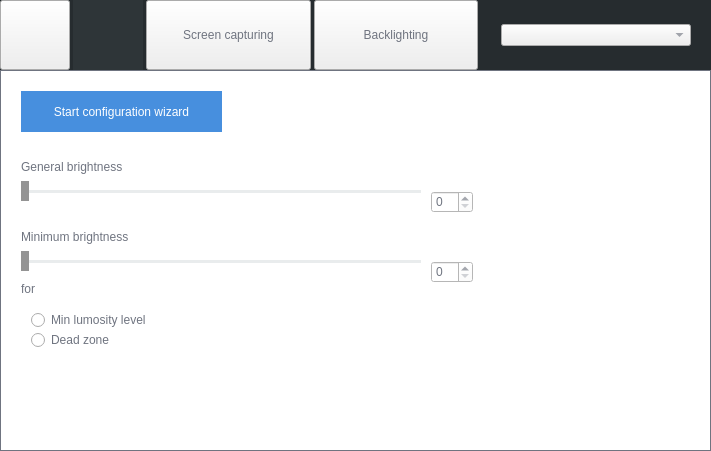
First picture: the form in Software/src/settingswindownew.ui, repository seergey/LPD, before the edit.
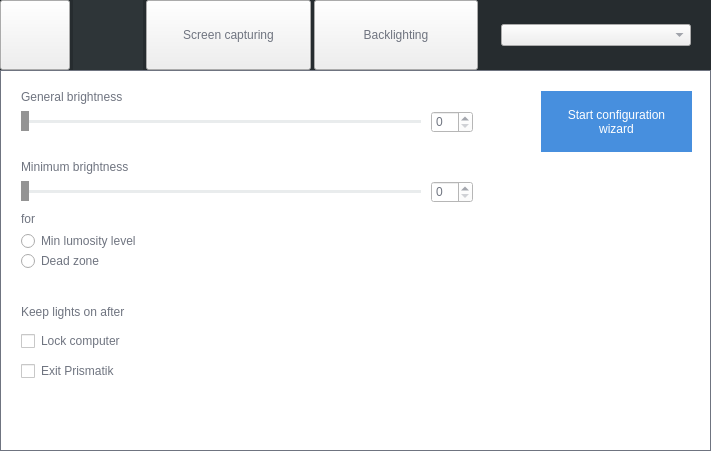
Second picture: the form after the edit. Icons and pictures are not drawn. Custom widgets are drawn as their Qt base class.

Commit message: fixed keep lights on after exit/lock

Diff of the .ui file:
```diff
--- a/Software/src/settingswindownew.ui
+++ b/Software/src/settingswindownew.ui
@@ -317,7 +317,7 @@
          <property name="geometry">
           <rect>
            <x>10</x>
-           <y>76</y>
+           <y>6</y>
            <width>141</width>
            <height>20</height>
           </rect>
@@ -330,7 +330,7 @@
          <property name="geometry">
           <rect>
            <x>10</x>
-           <y>145</y>
+           <y>75</y>
            <width>151</width>
            <height>21</height>
           </rect>
@@ -343,7 +343,7 @@
          <property name="geometry">
           <rect>
            <x>10</x>
-           <y>100</y>
+           <y>30</y>
            <width>400</width>
            <height>20</height>
           </rect>
@@ -356,7 +356,7 @@
          <property name="geometry">
           <rect>
            <x>10</x>
-           <y>170</y>
+           <y>100</y>
            <width>400</width>
            <height>20</height>
           </rect>
@@ -369,7 +369,7 @@
          <property name="geometry">
           <rect>
            <x>420</x>
-           <y>110</y>
+           <y>30</y>
            <width>42</width>
            <height>22</height>
           </rect>
@@ -379,7 +379,7 @@
          <property name="geometry">
           <rect>
            <x>420</x>
-           <y>180</y>
+           <y>100</y>
            <width>42</width>
            <height>22</height>
           </rect>
@@ -389,7 +389,7 @@
          <property name="geometry">
           <rect>
            <x>10</x>
-           <y>200</y>
+           <y>130</y>
            <width>55</width>
            <height>16</height>
           </rect>
@@ -401,8 +401,8 @@
         <widget class="QGroupBox" name="groupBox">
          <property name="geometry">
           <rect>
-           <x>10</x>
-           <y>229</y>
+           <x>0</x>
+           <y>150</y>
            <width>191</width>
            <height>41</height>
           </rect>
@@ -443,10 +443,10 @@
         <widget class="QPushButton" name="start_wizard_button">
          <property name="geometry">
           <rect>
-           <x>10</x>
+           <x>530</x>
            <y>10</y>
-           <width>201</width>
-           <height>41</height>
+           <width>151</width>
+           <height>61</height>
           </rect>
          </property>
          <property name="styleSheet">
@@ -464,12 +464,52 @@
 }</string>
          </property>
          <property name="text">
-          <string>Start configuration wizard</string>
+          <string>Start configuration 
+wizard</string>
          </property>
          <property name="checkable">
           <bool>true</bool>
          </property>
         </widget>
+        <widget class="QLabel" name="label_7">
+         <property name="geometry">
+          <rect>
+           <x>10</x>
+           <y>220</y>
+           <width>161</width>
+           <height>21</height>
+          </rect>
+         </property>
+         <property name="text">
+          <string>Keep lights on after</string>
+         </property>
+        </widget>
+        <widget class="QCheckBox" name="keep_lights_on_after_exit_checkbox">
+         <property name="geometry">
+          <rect>
+           <x>10</x>
+           <y>280</y>
+           <width>111</width>
+           <height>20</height>
+          </rect>
+         </property>
+         <property name="text">
+          <string>Exit Prismatik</string>
+         </property>
+        </widget>
+        <widget class="QCheckBox" name="keep_lights_on_after_lock_checkbox">
+         <property name="geometry">
+          <rect>
+           <x>10</x>
+           <y>250</y>
+           <width>131</width>
+           <height>20</height>
+          </rect>
+         </property>
+         <property name="text">
+          <string>Lock computer</string>
+         </property>
+        </widget>
        </widget>
        <widget class="QWidget" name="screen_capturing_settings">
         <widget class="QLabel" name="label_2">
@@ -511,19 +551,6 @@
           <string>Smoothness</string>
          </property>
         </widget>
-        <widget class="QLabel" name="label_7">
-         <property name="geometry">
-          <rect>
-           <x>10</x>
-           <y>260</y>
-           <width>161</width>
-           <height>21</height>
-          </rect>
-         </property>
-         <property name="text">
-          <string>Keep lights on after</string>
-         </property>
-        </widget>
         <widget class="QSlider" name="screen_capturing_frequency_slider">
          <property name="geometry">
           <rect>
@@ -625,32 +652,6 @@
           </rect>
          </property>
         </widget>
-        <widget class="QCheckBox" name="keep_lights_on_after_lock_checkbox">
-         <property name="geometry">
-          <rect>
-           <x>10</x>
-           <y>290</y>
-           <width>131</width>
-           <height>20</height>
-          </rect>
-         </property>
-         <property name="text">
-          <string>Lock computer</string>
-         </property>
-        </widget>
-        <widget class="QCheckBox" name="keep_lights_on_after_exit_checkbox">
-         <property name="geometry">
-          <rect>
-           <x>10</x>
-           <y>320</y>
-           <width>111</width>
-           <height>20</height>
-          </rect>
-         </property>
-         <property name="text">
-          <string>Exit Prismatik</string>
-         </property>
-        </widget>
         <widget class="QDoubleSpinBox" name="gamma_correction_spinbox">
          <property name="geometry">
           <rect>
```
The commit also changes 5 other files.
